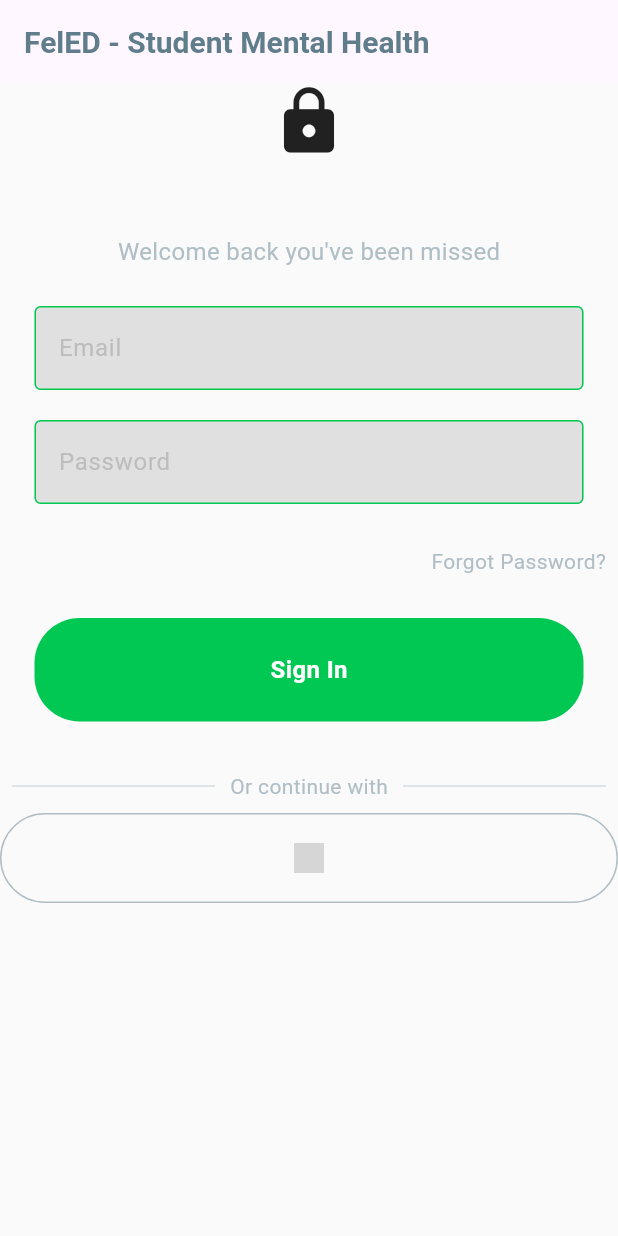
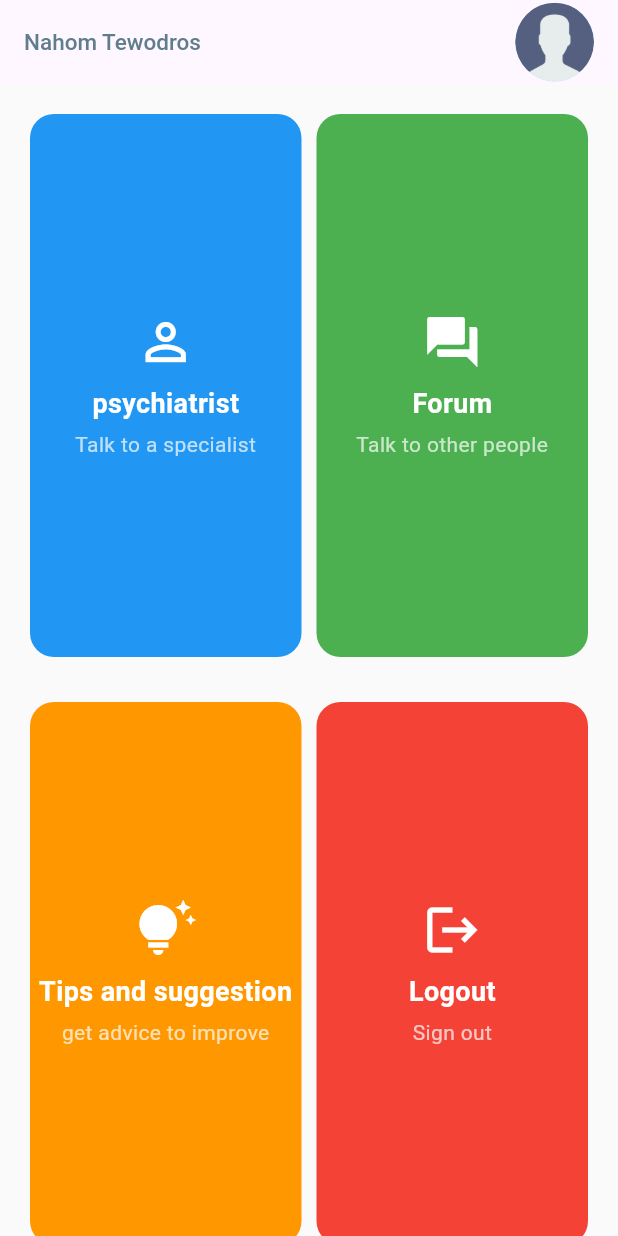
Before and after one commit to novaet12/mental_health_app, a Flutter app: the screen it shows after launch, on a phone screen of 412 x 824 dp. Run offline on Flutter 3.47's test engine with Material 3 defaults, Android fonts, the phone set to English and light mode, and no system bars; drawn by our look-alikes of getwidget; grey boxes are pictures that could not be loaded.

Commit message:
added a main page

```diff
--- a/lib/main.dart
+++ b/lib/main.dart
@@ -1,5 +1,6 @@
 import 'package:flutter/material.dart';
 import 'screen/auth_page.dart';
+import 'screen/main_page.dart';
 
 void main() {
   runApp(const MyApp());
@@ -20,7 +21,7 @@ class MyApp extends StatelessWidget {
         fontFamily: 'Roboto',
       ),
 
-      home:  AuthPage(),
+      home:  MainPage(),
     );
   }
 }
--- /dev/null
+++ b/lib/screen/main_page.dart
@@ -0,0 +1,211 @@
+import 'package:flutter/material.dart';
+import 'package:getwidget/getwidget.dart';
+
+class MainPage extends StatelessWidget {
+  const MainPage({super.key});
+
+  @override
+  Widget build(BuildContext context) {
+    return Scaffold(
+      appBar: AppBar(
+        title: Row(
+          children: [
+            Text(
+              'Nahom Tewodros',
+              style: TextStyle(
+                fontSize: 15,
+                fontWeight: FontWeight.w500,
+                color: Colors.blueGrey,
+              ),
+            ),
+            Spacer(),
+            GFAvatar(
+              backgroundImage: AssetImage("assets/images/user.png"),
+            ),
+          ],
+        ),
+      ),
+      body: SingleChildScrollView(
+        child: Column(
+          children: [
+            GridView.count(
+              crossAxisCount: 2,
+              padding: const EdgeInsets.all(20),
+              mainAxisSpacing: 30,
+              crossAxisSpacing: 10,
+              childAspectRatio: 0.5,
+              shrinkWrap: true,
+              physics: NeverScrollableScrollPhysics(),
+              children: [
+                // Grid  1
+                InkWell(
+                  onTap: () {
+                    print('Tapped Box 1');
+                    // Navigate or perform action
+                  },
+                  child: Container(
+                    decoration: BoxDecoration(
+                      color: Colors.blue,
+                      borderRadius: BorderRadius.circular(16),
+                    ),
+                    child: Column(
+                      mainAxisAlignment: MainAxisAlignment.center,
+                      children: [
+                        Icon(
+                          Icons.person_outline,
+                          size: 40,
+                          color: Colors.white,
+                        ),
+                        const SizedBox(height: 8),
+                        const Text(
+                          'psychiatrist',
+                          style: TextStyle(
+                            color: Colors.white,
+                            fontSize: 18,
+                            fontWeight: FontWeight.bold,
+                          ),
+                        ),
+                        const SizedBox(height: 4),
+                        const Text(
+                          'Talk to a specialist',
+                           textAlign: TextAlign.center,
+                           style: TextStyle(
+                              color: Colors.white70,
+                               fontSize: 14,
+                     ),
+                        ),
+                      ],
+                    ),
+                  ),
+                ),
+
+                // Grid Item 2
+                InkWell(
+                  onTap: () {
+                    print('Tapped Box 2');
+                  },
+                  child: Container(
+                    decoration: BoxDecoration(
+                      color: Colors.green,
+                      borderRadius: BorderRadius.circular(16),
+                    ),
+                    child: Column(
+                      mainAxisAlignment: MainAxisAlignment.center,
+                      children: [
+                        Icon(
+                          Icons.forum,
+                          size: 40,
+                          color: Colors.white,
+                        ),
+                        const SizedBox(height: 8),
+                        const Text(
+                          'Forum',
+                          style: TextStyle(
+                            color: Colors.white,
+                            fontSize: 18,
+                            fontWeight: FontWeight.bold,
+                          ),
+                        ),
+                        const SizedBox(height: 4),
+                        const Text(
+                          'Talk to other people',
+                          textAlign: TextAlign.center,
+                          style: TextStyle(
+                            color: Colors.white70,
+                            fontSize: 14,
+                          ),
+                        ),
+                      ],
+                    ),
+                  ),
+                ),
+
+                // Grid Item 3
+                InkWell(
+                  onTap: () {
+                    print('Tapped Box 3');
+                  },
+                  child: Container(
+                    decoration: BoxDecoration(
+                      color: Colors.orange,
+                      borderRadius: BorderRadius.circular(16),
+                    ),
+                    child: Column(
+                      mainAxisAlignment: MainAxisAlignment.center,
+                      children: [
+                        Icon(
+                          Icons.tips_and_updates,
+                          size: 40,
+                          color: Colors.white,
+                        ),
+                        const SizedBox(height: 8),
+                        const Text(
+                          'Tips and suggestion',
+                          textAlign: TextAlign.center,
+                          style: TextStyle(
+                            color: Colors.white,
+                            fontSize: 18,
+                            fontWeight: FontWeight.bold,
+                          ),
+                        ),
+                        const SizedBox(height: 4),
+                        const Text(
+                          'get advice to improve',
+                          textAlign: TextAlign.center,
+                          style: TextStyle(
+                            color: Colors.white70,
+                            fontSize: 14,
+                          ),
+                        ),
+                      ],
+                    ),
+                  ),
+                ),
+
+                // Grid Item 4
+                InkWell(
+                  onTap: () {
+                    print('Tapped Box 4');
+                  },
+                  child: Container(
+                    decoration: BoxDecoration(
+                      color: Colors.red,
+                      borderRadius: BorderRadius.circular(16),
+                    ),
+                    child: Column(
+                      mainAxisAlignment: MainAxisAlignment.center,
+                      children: [
+                        Icon(
+                          Icons.logout,
+                          size: 40,
+                          color: Colors.white,
+                        ),
+                        const SizedBox(height: 8),
+                        const Text(
+                          'Logout',
+                          style: TextStyle(
+                            color: Colors.white,
+                            fontSize: 18,
+                            fontWeight: FontWeight.bold,
+                          ),
+                        ),
+                        const SizedBox(height: 4),
+                        const Text(
+                          'Sign out',
+                          style: TextStyle(
+                            color: Colors.white70,
+                            fontSize: 14,
+                          ),
+                        ),
+                      ],
+                    ),
+                  ),
+                ),
+              ],
+            ),
+          ],
+        ),
+      ),
+    );
+  }
+}
```
Also changed, not shown: pubspec.yaml (+6 -7 lines), assets/images/user.png (added), pubspec.lock.
